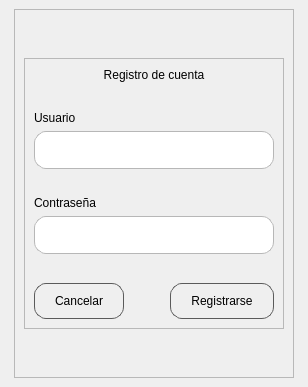
AC-Santiago/Encriptador_archivostxt, file src/Archivos.ui/Registro.ui: the form before one commit.
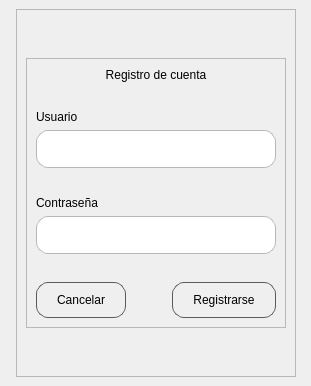
The form after the commit. Icons and pictures are not drawn.

Commit message: Se agrego la funcion de conexion con la base de datos y las funciones de inicio y registro de cuenta

```diff
--- a/src/Archivos.ui/Registro.ui
+++ b/src/Archivos.ui/Registro.ui
@@ -6,13 +6,18 @@
    <rect>
     <x>0</x>
     <y>0</y>
-    <width>308</width>
-    <height>387</height>
+    <width>311</width>
+    <height>386</height>
    </rect>
   </property>
   <property name="windowTitle">
    <string>MainWindow</string>
   </property>
+  <property name="styleSheet">
+   <string notr="true">background-image: url(src/imagenes/Fondo.svg);
+                                background-repeat: no-repeat;
+                                background-position: center;</string>
+  </property>
   <widget class="QWidget" name="centralwidget">
    <layout class="QHBoxLayout" name="horizontalLayout_4">
     <property name="leftMargin">
@@ -97,80 +102,27 @@
               </property>
               <property name="styleSheet">
                <string notr="true">QPushButton{
-  display: inline-block;
-  -webkit-box-sizing: content-box;
-  -moz-box-sizing: content-box;
-  box-sizing: content-box;
-  cursor: pointer;
   padding: 10px 20px;
   border: 1px solid rgba(90,90,90,1);
-  -webkit-border-radius: 12px;
   border-radius: 12px;
   font: normal 16px/normal Arial, Helvetica, sans-serif;
   color: rgba(0,0,0,1);
-  -o-text-overflow: clip;
-  text-overflow: clip;
   background: -webkit-linear-gradient(0deg, rgba(255,255,255,0) 0, rgba(255,255,255,1) 100%);
   background: -moz-linear-gradient(90deg, rgba(255,255,255,0) 0, rgba(255,255,255,1) 100%);
   background: linear-gradient(90deg, rgba(255,255,255,0) 0, rgba(255,255,255,1) 100%);
   background-position: 50% 50%;
-  -webkit-background-origin: padding-box;
   background-origin: padding-box;
-  -webkit-background-clip: border-box;
   background-clip: border-box;
-  -webkit-background-size: auto auto;
-  background-size: auto auto;
-  -webkit-box-shadow: 2px 2px 2px 0 rgba(140,140,140,1) ;
-  box-shadow: 2px 2px 2px 0 rgba(140,140,140,1) ;
-  -webkit-transition: all 300ms cubic-bezier(0.42, 0, 0.58, 1);
-  -moz-transition: all 300ms cubic-bezier(0.42, 0, 0.58, 1);
-  -o-transition: all 300ms cubic-bezier(0.42, 0, 0.58, 1);
-  transition: all 300ms cubic-bezier(0.42, 0, 0.58, 1);
 }
 QPushButton:hover{ 
 	background-color: rgb(234, 236, 238); 
 	cursor: pointer 
 }
-QLineEdit{ 
-  display: inline-block; 
-  -webkit-box-sizing: content-box; 
-  -moz-box-sizing: content-box; 
-  box-sizing: content-box; 
-  padding: 10px 20px; 
-  border: 1px solid #b7b7b7; 
-  -webkit-border-radius: 12px; 
-  border-radius: 12px; 
-  font: normal 16px/normal Arial, Helvetica, sans-serif; 
-  color: rgba(0,0,0,1); 
-  -o-text-overflow: clip; 
-  text-overflow: clip; 
-  background: -webkit-linear-gradient(0deg, rgba(0,0,0,0) 0, rgba(224,224,224,1) 100%); 
-  background: -moz-linear-gradient(90deg, rgba(0,0,0,0) 0, rgba(224,224,224,1) 100%); 
-  background: linear-gradient(90deg, rgba(0,0,0,0) 0, rgba(224,224,224,1) 100%); 
-  background-position: 50% 50%; 
-  -webkit-background-origin: padding-box; 
-  background-origin: padding-box; 
-  -webkit-background-clip: border-box; 
-  background-clip: border-box; 
-  -webkit-background-size: auto auto; 
-  background-size: auto auto; 
-  -webkit-box-shadow: 2px 2px 2px 0 rgba(0,0,0,0.2) inset; 
-  box-shadow: 2px 2px 2px 0 rgba(0,0,0,0.2) inset; 
-  text-shadow: 1px 1px 0 rgba(255,255,255,0.66) ; 
-  -webkit-transition: all 200ms cubic-bezier(0.42, 0, 0.58, 1); 
-  -moz-transition: all 200ms cubic-bezier(0.42, 0, 0.58, 1); 
-  -o-transition: all 200ms cubic-bezier(0.42, 0, 0.58, 1); 
-  transition: all 200ms cubic-bezier(0.42, 0, 0.58, 1); 
-}
-.QLabel{
-  -webkit-box-sizing: content-box;
-  -moz-box-sizing: content-box;
-  box-sizing: content-box;
+QLabel{
   border: none;
   font: normal 16px/1 Arial, Helvetica, sans-serif;
-  color: black;
-  -o-text-overflow: ellipsis;
-  text-overflow: ellipsis;
+background-color: rgba(0, 0, 0,0);
+
 }</string>
               </property>
               <property name="frameShape">
@@ -223,7 +175,23 @@
                 </widget>
                </item>
                <item>
-                <widget class="QLineEdit" name="Textbox_usuario"/>
+                <widget class="QLineEdit" name="Textbox_usuario">
+                 <property name="styleSheet">
+                  <string notr="true">QLineEdit{
+  padding: 10px 20px;
+  border: 1px solid #b7b7b7;
+  border-radius: 12px;
+  font: normal 16px/normal Arial, Helvetica, sans-serif;
+  color: rgba(0,0,0,1);
+  background: -webkit-linear-gradient(0deg, rgba(0,0,0,0) 0, rgba(224,224,224,1) 100%);
+  background: -moz-linear-gradient(90deg, rgba(0,0,0,0) 0, rgba(224,224,224,1) 100%);
+  background: linear-gradient(90deg, rgba(0,0,0,0) 0, rgba(224,224,224,1) 100%);
+  background-position: 50% 50%;
+  background-origin: padding-box;
+  background-clip: border-box;
+}</string>
+                 </property>
+                </widget>
                </item>
                <item>
                 <spacer name="verticalSpacer_4">
@@ -253,6 +221,21 @@
                </item>
                <item>
                 <widget class="QLineEdit" name="Textbox_password">
+                 <property name="styleSheet">
+                  <string notr="true">QLineEdit{
+  padding: 10px 20px;
+  border: 1px solid #b7b7b7;
+  border-radius: 12px;
+  font: normal 16px/normal Arial, Helvetica, sans-serif;
+  color: rgba(0,0,0,1);
+  background: -webkit-linear-gradient(0deg, rgba(0,0,0,0) 0, rgba(224,224,224,1) 100%);
+  background: -moz-linear-gradient(90deg, rgba(0,0,0,0) 0, rgba(224,224,224,1) 100%);
+  background: linear-gradient(90deg, rgba(0,0,0,0) 0, rgba(224,224,224,1) 100%);
+  background-position: 50% 50%;
+  background-origin: padding-box;
+  background-clip: border-box;
+}</string>
+                 </property>
                  <property name="echoMode">
                   <enum>QLineEdit::Password</enum>
                  </property>
```
Left out of the diff: 7 changed lines with no effect on the pictures. The commit also changes 13 other files.
